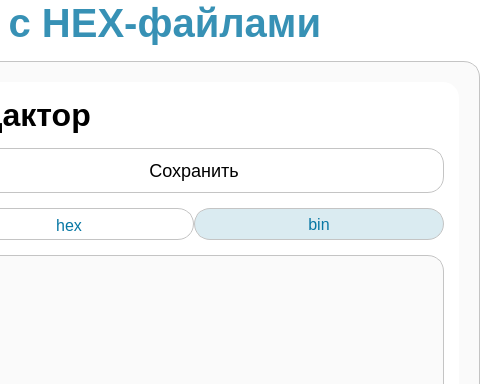
First picture: the form in design.ui, repository stsln/hex_file_tools, before the edit; both pictures show x 595 to 1075 and y 0 to 384 of the 1075 by 641 pixel window.
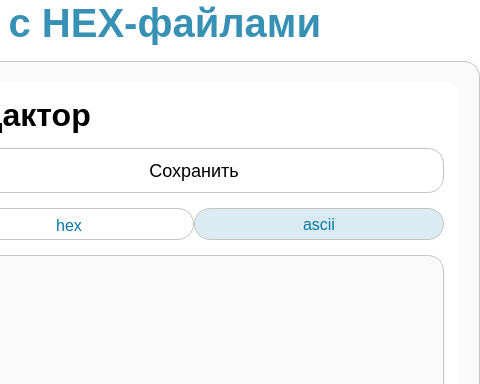
Second picture: the form after the edit. The open tabs and pages were chosen to show the change. Icons and pictures are not drawn.

Commit message: Изменение UI.

The edit to the form file:
```diff
--- a/design.ui
+++ b/design.ui
@@ -1033,7 +1033,7 @@
                 <string notr="true"/>
                </property>
                <attribute name="title">
-                <string>bin</string>
+                <string>ascii</string>
                </attribute>
                <layout class="QGridLayout" name="gridLayout_2">
                 <property name="leftMargin">
```
Left out of the diff: 4 changed lines with no effect on the pictures. The commit also changes 1 other file.
